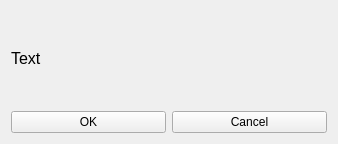
Above: ui/confirmation.ui from dop14/monkmode before the change. Below: the same form after it.
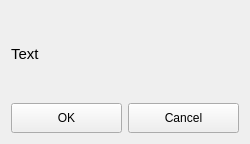
That is the form after the change.

Diff of the .ui file:
```diff
--- a/ui/confirmation.ui
+++ b/ui/confirmation.ui
@@ -6,19 +6,37 @@
    <rect>
     <x>0</x>
     <y>0</y>
-    <width>338</width>
+    <width>250</width>
     <height>144</height>
    </rect>
   </property>
+  <property name="sizePolicy">
+   <sizepolicy hsizetype="Fixed" vsizetype="Preferred">
+    <horstretch>0</horstretch>
+    <verstretch>0</verstretch>
+   </sizepolicy>
+  </property>
+  <property name="maximumSize">
+   <size>
+    <width>300</width>
+    <height>150</height>
+   </size>
+  </property>
   <property name="windowTitle">
    <string>Form</string>
   </property>
   <layout class="QVBoxLayout" name="verticalLayout">
    <item>
     <widget class="QLabel" name="main_label">
+     <property name="minimumSize">
+      <size>
+       <width>0</width>
+       <height>0</height>
+      </size>
+     </property>
      <property name="font">
       <font>
-       <pointsize>12</pointsize>
+       <pointsize>11</pointsize>
       </font>
      </property>
      <property name="text">
@@ -30,6 +48,12 @@
     <layout class="QHBoxLayout" name="horizontalLayout">
      <item>
       <widget class="QPushButton" name="ok_btn">
+       <property name="minimumSize">
+        <size>
+         <width>0</width>
+         <height>30</height>
+        </size>
+       </property>
        <property name="text">
         <string>OK</string>
        </property>
@@ -37,6 +61,12 @@
      </item>
      <item>
       <widget class="QPushButton" name="cancel_btn">
+       <property name="minimumSize">
+        <size>
+         <width>0</width>
+         <height>30</height>
+        </size>
+       </property>
        <property name="text">
         <string>Cancel</string>
        </property>
```
